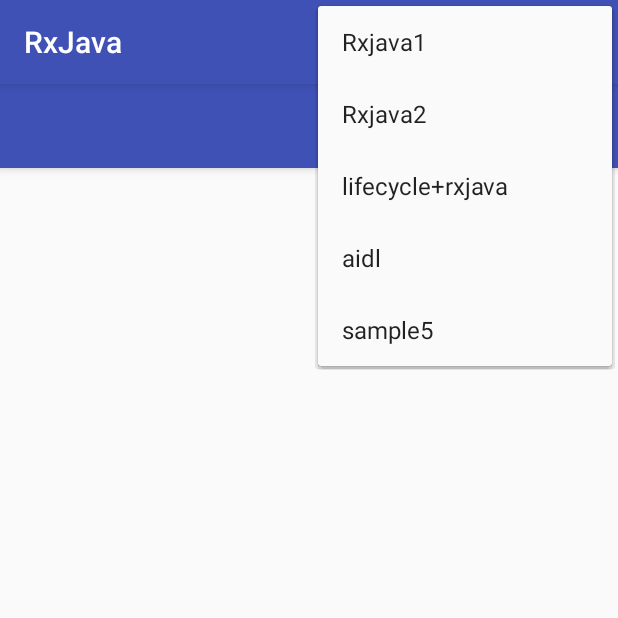
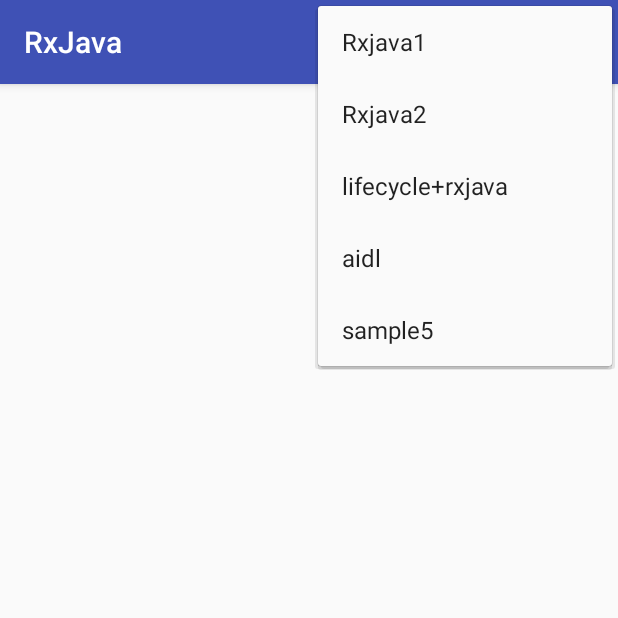
Before and after one commit to shixingxing/RxJava, an Android app: the screen it shows after launch (MainActivity), with the options menu open, on a phone screen of 412 x 824 dp, the top half of it. Run offline under Robolectric (Android 15) with nearby library versions, the phone set to English and light mode, and no system bars.

Commit message:
style样式

```diff
--- a/app/src/main/AndroidManifest.xml
+++ b/app/src/main/AndroidManifest.xml
@@ -10,7 +10,8 @@
         android:theme="@style/AppTheme">
         <activity
             android:name=".MainActivity"
-            android:label="@string/app_name">
+            android:label="@string/app_name"
+            android:theme="@style/AppTheme.NoActionBar">
             <intent-filter>
                 <action android:name="android.intent.action.MAIN" />
 
--- a/app/src/main/java/com/test/rxjava/MainActivity.java
+++ b/app/src/main/java/com/test/rxjava/MainActivity.java
@@ -10,6 +10,7 @@ import com.test.rxjava.fragment.Sample3Fragment;
 import com.test.rxjava.fragment.Sample4Fragment;
 import com.test.rxjava.fragment.Sample5Fragment;
 
+import androidx.appcompat.widget.Toolbar;
 import androidx.fragment.app.Fragment;
 import androidx.fragment.app.FragmentTransaction;
 
@@ -19,6 +20,9 @@ public class MainActivity extends BaseActivity {
     protected void onCreate(Bundle savedInstanceState) {
         super.onCreate(savedInstanceState);
         setContentView(R.layout.activity_main);
+
+        Toolbar toolbar = findViewById(R.id.toolbar);
+        setSupportActionBar(toolbar);
 
     }
 
--- a/app/src/main/res/layout/activity_main.xml
+++ b/app/src/main/res/layout/activity_main.xml
@@ -1,5 +1,6 @@
 <?xml version="1.0" encoding="utf-8"?>
 <androidx.coordinatorlayout.widget.CoordinatorLayout xmlns:android="http://schemas.android.com/apk/res/android"
+    xmlns:app="http://schemas.android.com/apk/res-auto"
     xmlns:tools="http://schemas.android.com/tools"
     android:layout_width="match_parent"
     android:layout_height="match_parent"
@@ -7,13 +8,15 @@
 
     <com.google.android.material.appbar.AppBarLayout
         android:layout_width="match_parent"
-        android:layout_height="wrap_content">
+        android:layout_height="wrap_content"
+        android:theme="@style/AppTheme.AppBarOverlay">
 
         <androidx.appcompat.widget.Toolbar
             android:id="@+id/toolbar"
             android:layout_width="match_parent"
-            android:layout_height="wrap_content"
-            android:background="?attr/colorPrimary" />
+            android:layout_height="?attr/actionBarSize"
+            android:background="?attr/colorPrimary"
+            app:popupTheme="@style/AppTheme.PopupOverlay" />
 
     </com.google.android.material.appbar.AppBarLayout>
 
--- a/app/src/main/res/values/styles.xml
+++ b/app/src/main/res/values/styles.xml
@@ -8,5 +8,13 @@
         <item name="colorAccent">@color/colorAccent</item>
     </style>
 
+    <style name="AppTheme.NoActionBar">
+        <item name="windowActionBar">false</item>
+        <item name="windowNoTitle">true</item>
+    </style>
+
+    <style name="AppTheme.AppBarOverlay" parent="ThemeOverlay.AppCompat.Dark.ActionBar" />
+
+    <style name="AppTheme.PopupOverlay" parent="ThemeOverlay.AppCompat.Light" />
 
 </resources>
```
